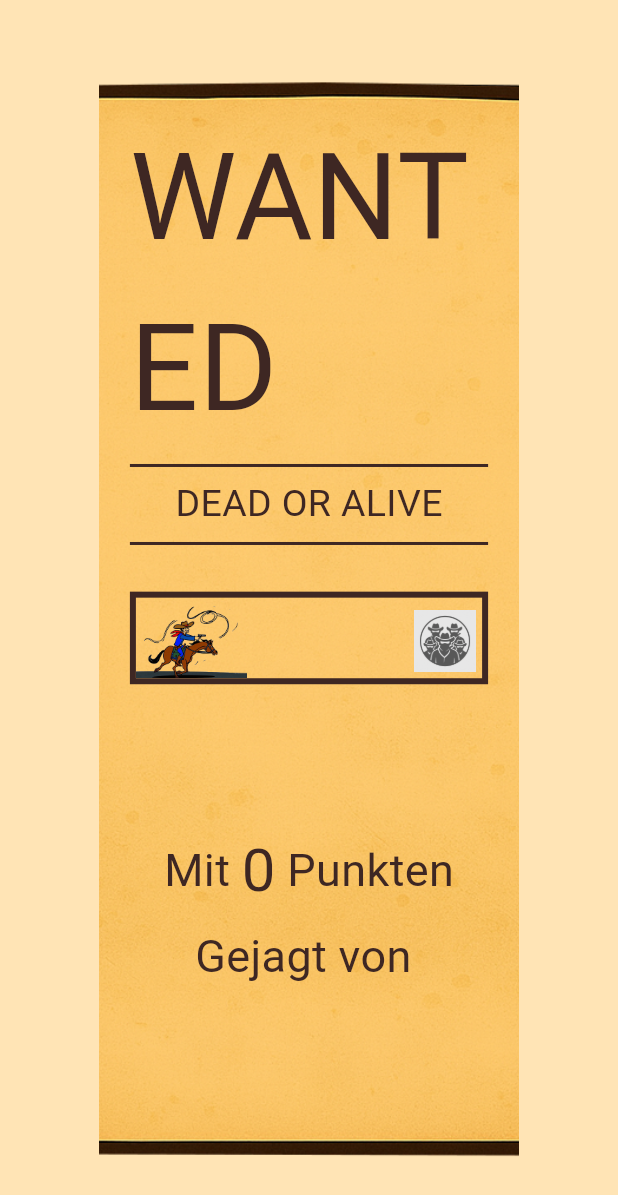
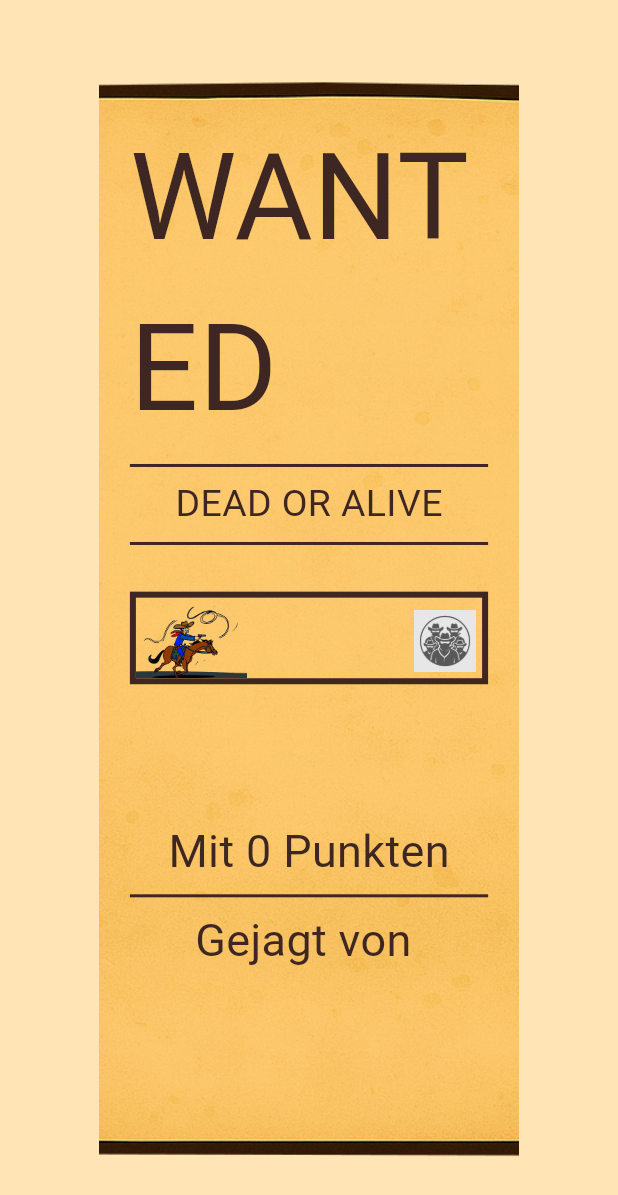
Before and after one commit to pythonite42/sauf_o_mat, a Flutter app: the RacePopupWidget widget shown alone on an empty page, opened directly with empty values, on a phone screen of 412 x 824 dp. Shown: the top 1195 px of the screen. Run offline on Flutter 3.47's test engine with Material 3 defaults, Android fonts, the phone set to English and light mode, and no system bars; our stand-ins replace flutter_dotenv, flutter_svg, google_fonts; missing offline and left inert: flutter_webrtc, jose, window_manager; network calls fail; Roboto replaces fonts that are missing (Rye); statements that could not run were skipped.

```diff
--- a/shotcounter_zieefaegge_display/lib/backend_mockdata.dart
+++ b/shotcounter_zieefaegge_display/lib/backend_mockdata.dart
@@ -79,8 +79,6 @@ class MockDataPage0 {
       "chaserGroupName": "Gruppe 1",
       "leaderGroupName": "Gruppe 2",
       "leaderPoints": 87,
-      "headline": "Die Aufholjagd beginnt",
-      "motivationalText": "Fast geschafft - Trinken, trinken, trinken!"
     };
   }
 }
--- a/shotcounter_zieefaegge_display/lib/page_diagram.dart
+++ b/shotcounter_zieefaegge_display/lib/page_diagram.dart
@@ -55,8 +55,6 @@ class _PageDiagramState extends State<PageDiagram> {
   String chaserGroupName = "";
   String leaderGroupName = "";
   int leaderPoints = 0;
-  String headline = "";
-  String motivationalText = "";
 
   Color fontColor = defaultOnScroll;
 
@@ -84,7 +82,7 @@ class _PageDiagramState extends State<PageDiagram> {
       //List<Map> newDataMapList = await MockDataPage0().getRandomChartData();
       List<Map> newDataMapList = await SalesforceService().getSalesforceDataPageDiagram();
 
-      Map popupData = await MockDataPage0().getPopup();
+      Map popupData = await SalesforceService().getSalesforceDataPageDiagramPopUp();
 
       List<ChartData> newData = [];
       for (var newDataMap in newDataMapList) {
@@ -109,8 +107,6 @@ class _PageDiagramState extends State<PageDiagram> {
           chaserGroupName = popupData["chaserGroupName"];
           leaderGroupName = popupData["leaderGroupName"];
           leaderPoints = popupData["leaderPoints"];
-          headline = popupData["headline"];
-          motivationalText = popupData["motivationalText"];
 
           _chartData = newData;
           _chartData?.sort((a, b) {
@@ -175,8 +171,6 @@ class _PageDiagramState extends State<PageDiagram> {
                 initialLeader: leaderGroupName,
                 initialChaser: chaserGroupName,
                 initialPointsOfLeader: leaderPoints,
-                headline: headline,
-                motivationalText: motivationalText,
               );
             },
           );
@@ -194,8 +188,7 @@ class _PageDiagramState extends State<PageDiagram> {
           _popupContext = null;
           _popupKey = null;
         } else if (_isPopupVisible && _popupKey?.currentState != null) {
-          _popupKey?.currentState!
-              .updateData(imageUrl, leaderGroupName, chaserGroupName, leaderPoints, headline, motivationalText);
+          _popupKey?.currentState!.updateData(imageUrl, leaderGroupName, chaserGroupName, leaderPoints);
         }
       } catch (_) {}
     });
@@ -516,16 +509,12 @@ class RacePopupWidget extends StatefulWidget {
   final String initialLeader;
   final String initialChaser;
   final int initialPointsOfLeader;
-  final String headline;
-  final String motivationalText;
 
   const RacePopupWidget({
     required this.initialImageUrl,
     required this.initialLeader,
     required this.initialChaser,
     required this.initialPointsOfLeader,
-    required this.headline,
-    required this.motivationalText,
     super.key,
   });
 
@@ -538,8 +527,6 @@ class _RacePopupWidgetState extends State<RacePopupWidget> {
   late String leader;
   late String chaser;
   late int pointsOfLeader;
-  late String headline;
-  late String motivationalText;
 
   @override
   void initState() {
@@ -548,19 +535,14 @@ class _RacePopupWidgetState extends State<RacePopupWidget> {
     leader = widget.initialLeader;
     chaser = widget.initialChaser;
     pointsOfLeader = widget.initialPointsOfLeader;
-    headline = widget.headline;
-    motivationalText = widget.motivationalText;
   }
 
-  void updateData(String newImageUrl, String newLeader, String newChaser, int newPointsOfLeader, String newHeadline,
-      String newMotivationalText) {
+  void updateData(String newImageUrl, String newLeader, String newChaser, int newPointsOfLeader) {
     setState(() {
       imageUrl = newImageUrl;
       leader = newLeader;
       chaser = newChaser;
       pointsOfLeader = newPointsOfLeader;
-      headline = newHeadline;
-      motivationalText = newMotivationalText;
     });
   }
 
@@ -668,17 +650,17 @@ class _RacePopupWidgetState extends State<RacePopupWidget> {
                 ]),
               ),
               SizedBox(height: MySize(context).h * 0.007),
-              Text(
+              SizedBox(
+                height: MySize(context).h * 0.1,
+                child: Center(
+                  child: Text(
                     leader,
-                style: GoogleFonts.rye(textStyle: TextStyle(fontSize: 60)),
+                    style: GoogleFonts.rye(textStyle: TextStyle(fontSize: 30)),
+                    textAlign: TextAlign.center,
+                  ),
+                ),
               ),
               SizedBox(height: MySize(context).h * 0.005),
-
-              /* Row(
-                mainAxisAlignment: MainAxisAlignment.spaceBetween,
-                children: [
-                  Column(
-                    children: [
               Row(
                 mainAxisAlignment: MainAxisAlignment.center,
                 children: [
@@ -688,9 +670,7 @@ class _RacePopupWidgetState extends State<RacePopupWidget> {
                   ),
                   Text(
                     pointsOfLeader.toString(),
-                            style: GoogleFonts.rye(textStyle: TextStyle(fontSize: 40)),
-                          ),
-                        ],
+                    style: GoogleFonts.rye(textStyle: TextStyle(fontSize: 30)),
                   ),
                   Text(
                     " Punkten",
@@ -698,50 +678,21 @@ class _RacePopupWidgetState extends State<RacePopupWidget> {
                   ),
                 ],
               ),
-                  Column(
-                    mainAxisAlignment: MainAxisAlignment.center,
-                    children: [
+              Divider(thickness: 2),
               Text(
                 "Gejagt von ",
                 style: GoogleFonts.rye(textStyle: TextStyle(fontSize: 30)),
               ),
-                      Text(
+              SizedBox(height: MySize(context).h * 0.005),
+              SizedBox(
+                height: MySize(context).h * 0.1,
+                child: Center(
+                  child: Text(
                     chaser,
-                        style: GoogleFonts.rye(textStyle: TextStyle(fontSize: 40)),
+                    style: GoogleFonts.rye(textStyle: TextStyle(fontSize: 30)),
+                    textAlign: TextAlign.center,
                   ),
-                    ],
                 ),
-                ],
-              ) */
-              Row(
-                mainAxisAlignment: MainAxisAlignment.center,
-                children: [
-                  Text(
-                    "Mit ",
-                    style: GoogleFonts.rye(textStyle: TextStyle(fontSize: 30)),
-                  ),
-                  Text(
-                    pointsOfLeader.toString(),
-                    style: GoogleFonts.rye(textStyle: TextStyle(fontSize: 40)),
-                  ),
-                  Text(
-                    " Punkten",
-                    style: GoogleFonts.rye(textStyle: TextStyle(fontSize: 30)),
-                  ),
-                ],
-              ),
-              Row(
-                mainAxisAlignment: MainAxisAlignment.center,
-                children: [
-                  Text(
-                    "Gejagt von ",
-                    style: GoogleFonts.rye(textStyle: TextStyle(fontSize: 30)),
-                  ),
-                  Text(
-                    chaser,
-                    style: GoogleFonts.rye(textStyle: TextStyle(fontSize: 40)),
-                  ),
-                ],
               ),
             ],
           ),
```
Also changed, not shown: shotcounter_zieefaegge_display/lib/backend_connection.dart (+25 -0 lines), todos.txt (+5 -4 lines). Lines whose indentation alone changed are shown as unchanged.
